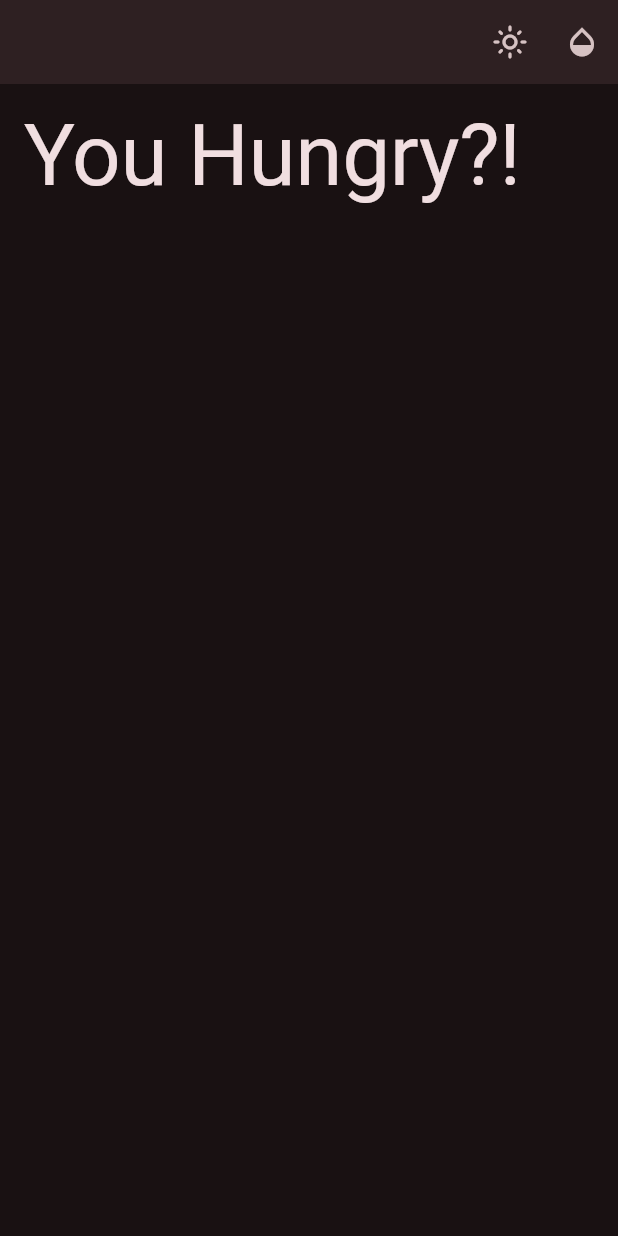
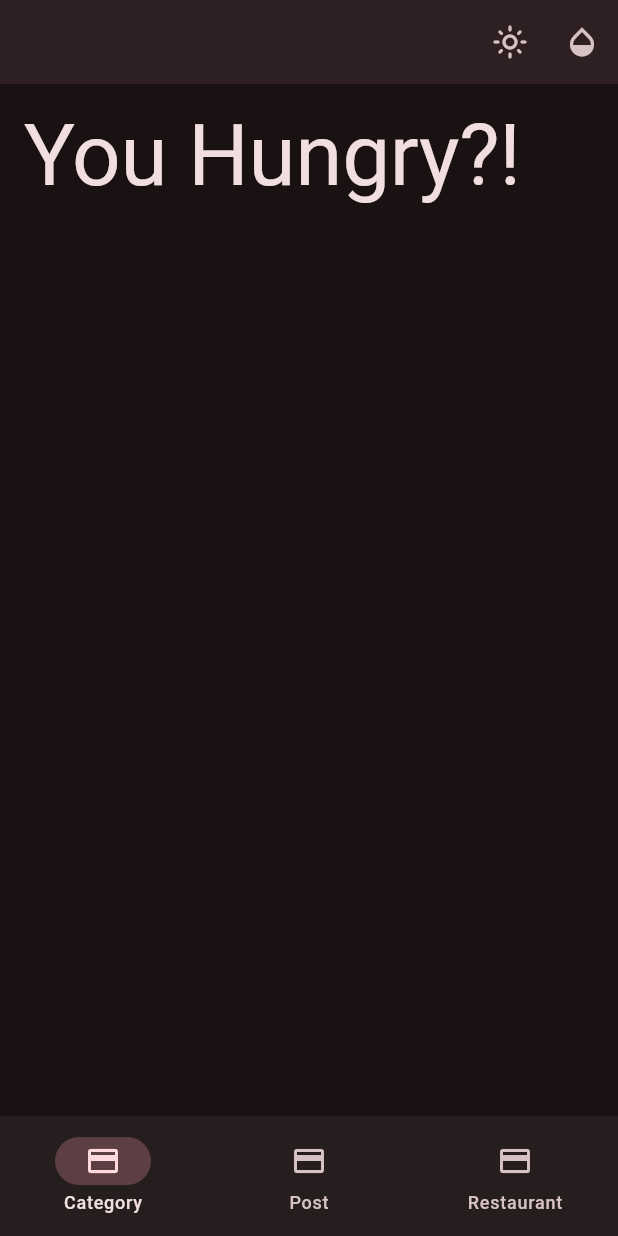
Before and after one commit to memtarhan/Become-a-Flutter-Developer, a Flutter app: the screen it shows after launch, after a tap on the "dark mode" icon, on a phone screen of 412 x 824 dp. Run offline on Flutter 3.47's test engine with Material 3 defaults, Android fonts, the phone set to English and light mode, and no system bars.

Commit message:
<Flutter>: Bottom navigation bar

```diff
--- a/flutter-apprentice/yummy/lib/home.dart
+++ b/flutter-apprentice/yummy/lib/home.dart
@@ -21,8 +21,26 @@ class Home extends StatefulWidget {
 }
 
 class _HomeState extends State<Home> {
-  // TODO: Track current tab
-  // TODO: Define tab bar destinations
+  int tab = 0;
+
+  List<NavigationDestination> appBarDestinations = const [
+    NavigationDestination(
+        icon: Icon(Icons.credit_card),
+        label: 'Category',
+        selectedIcon: Icon(Icons.credit_card)
+    ),
+    NavigationDestination(
+      icon: Icon(Icons.credit_card),
+      label: 'Post',
+      selectedIcon: Icon(Icons.credit_card),
+    ),
+    NavigationDestination(
+      icon: Icon(Icons.credit_card),
+      label: 'Restaurant',
+      selectedIcon: Icon(Icons.credit_card),
+    ),
+  ];
+
   @override
   Widget build(BuildContext context) {
     // TODO: Define pages
@@ -46,7 +64,15 @@ class _HomeState extends State<Home> {
           style: Theme.of(context).textTheme.displayLarge,
         ),
       ),
-      // TODO: Add bottom navigation bar
+      bottomNavigationBar: NavigationBar(
+        selectedIndex: tab,
+        onDestinationSelected: (index) {
+          setState(() {
+            tab = index;
+          });
+        },
+        destinations: appBarDestinations,
+      ),
     );
   }
 }
```
